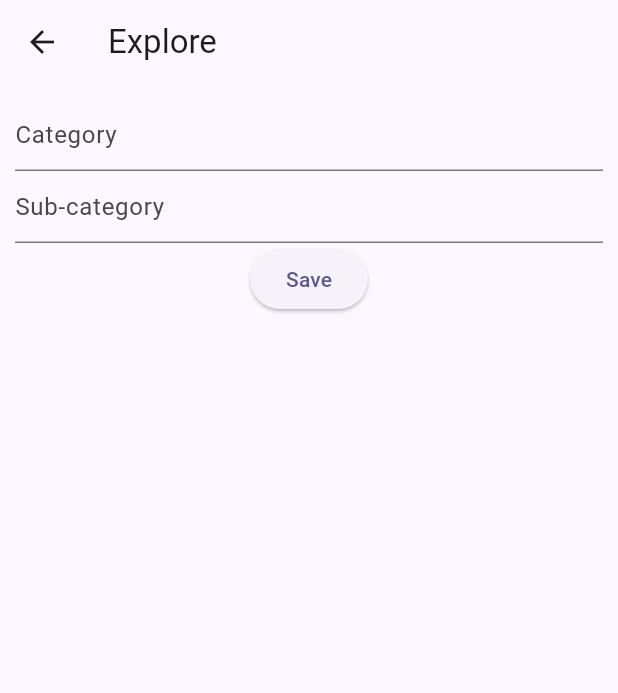
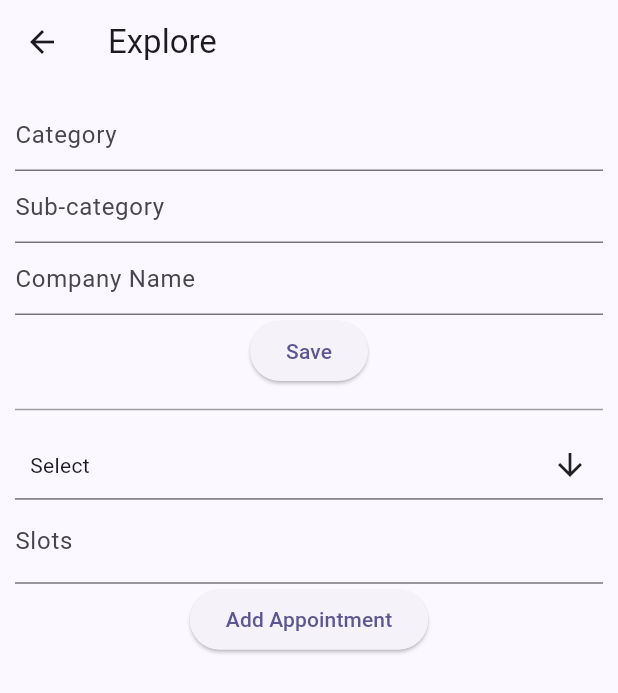
Before and after one commit to jblol03/queue_management, a Flutter app: the ExplorePage screen opened directly, on a phone screen of 412 x 824 dp. Shown: the top 693 px of the screen. Run offline on Flutter 3.47's test engine with Material 3 defaults, Android fonts, the phone set to English and light mode, and no system bars; drawn by our look-alikes of multi_select_flutter.

Commit message:
Updated Frontend

```diff
--- a/queue_ui/lib/screens/business/business_dashboard.dart
+++ b/queue_ui/lib/screens/business/business_dashboard.dart
@@ -1,4 +1,5 @@
 import 'package:flutter/material.dart';
+import 'package:multi_select_flutter/multi_select_flutter.dart';
 
 class DashboardPage extends StatelessWidget {
   const DashboardPage({Key? key}) : super(key: key);
@@ -91,6 +92,7 @@ class DashboardPage extends StatelessWidget {
 class ExplorePage extends StatelessWidget {
   final TextEditingController _categoryController = TextEditingController();
   final TextEditingController _subCategoryController = TextEditingController();
+  final TextEditingController _companyController = TextEditingController();
 
   ExplorePage({Key? key}) : super(key: key);
 
@@ -155,11 +157,50 @@ class ExplorePage extends StatelessWidget {
                 );
               },
             ),
-
+            TextField(
+              controller: _companyController,
+              decoration: const InputDecoration(
+                hintText: 'Company Name',
+              ),
+            ),
             ElevatedButton(
               child: const Text('Save'),
               onPressed: () {
-                // Implement search functionality
+                // Implement savw functionality
+              },
+            ),
+            Divider(
+              color: Colors.grey,
+              height: 30,
+              thickness: 1,
+            ),
+            MultiSelectDialogField(
+              items: [
+                'Monday',
+                'Tuesday',
+                'Wednesday',
+                'Thursday',
+                'Friday',
+                'Saturday',
+                'Sunday'
+              ].map((day) => MultiSelectItem<String>(day, day)).toList(),
+              title: Text("Select Days"),
+              selectedColor: Colors.blue,
+              onConfirm: (values) {
+                // Handle the selected values
+              },
+            ),
+
+            TextField(
+              decoration: InputDecoration(
+                labelText: "Slots",
+              ),
+            ),
+
+            ElevatedButton(
+              child: const Text('Add Appointment'),
+              onPressed: () {
+                // Implement add appointment functionality
               },
             ),
             // Add widgets for displaying search results
--- a/queue_ui/pubspec.yaml
+++ b/queue_ui/pubspec.yaml
@@ -37,6 +37,7 @@ dependencies:
   flutter_typeahead: ^4.3.1
   http: ^1.2.0
   convert: ^3.0.1
+  multi_select_flutter: ^4.1.3
 
 dev_dependencies:
   flutter_test:
```
Also changed, not shown: queue_ui/pubspec.lock.
